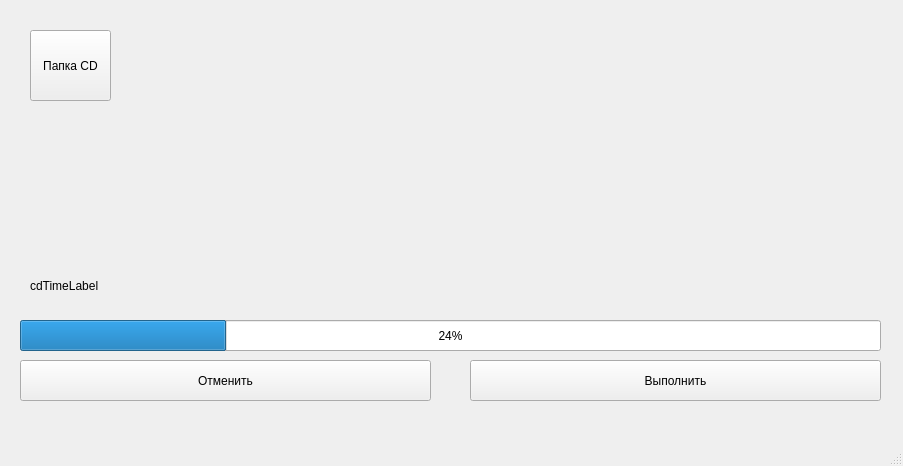
Before: the Qt Designer form CD/mainwindow.ui in vsavchenko2408/cpp, drawn with Qt 5.
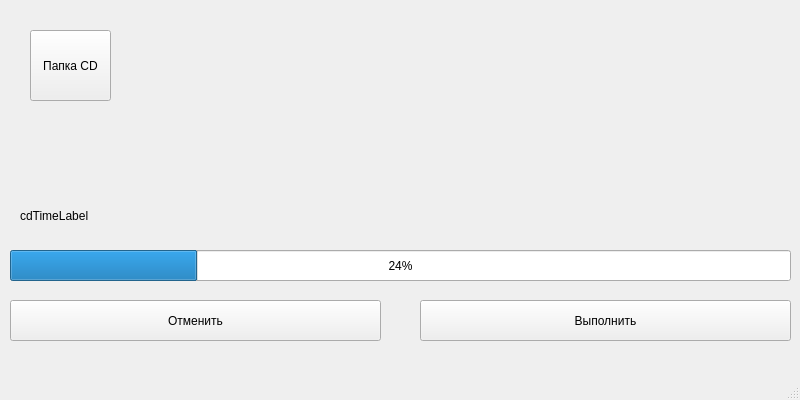
After: the same form once the commit is applied.

The edit to the form file:
```diff
--- a/CD/mainwindow.ui
+++ b/CD/mainwindow.ui
@@ -6,8 +6,8 @@
    <rect>
     <x>0</x>
     <y>0</y>
-    <width>903</width>
-    <height>466</height>
+    <width>800</width>
+    <height>400</height>
    </rect>
   </property>
   <property name="windowTitle">
@@ -17,9 +17,9 @@
    <widget class="QProgressBar" name="cdProgressBar">
     <property name="geometry">
      <rect>
-      <x>20</x>
-      <y>320</y>
-      <width>861</width>
+      <x>10</x>
+      <y>250</y>
+      <width>781</width>
       <height>31</height>
      </rect>
     </property>
@@ -30,9 +30,9 @@
    <widget class="QPushButton" name="Cancel">
     <property name="geometry">
      <rect>
-      <x>20</x>
-      <y>360</y>
-      <width>411</width>
+      <x>10</x>
+      <y>300</y>
+      <width>371</width>
       <height>41</height>
      </rect>
     </property>
@@ -43,9 +43,9 @@
    <widget class="QPushButton" name="action">
     <property name="geometry">
      <rect>
-      <x>470</x>
-      <y>360</y>
-      <width>411</width>
+      <x>420</x>
+      <y>300</y>
+      <width>371</width>
       <height>41</height>
      </rect>
     </property>
@@ -56,8 +56,8 @@
    <widget class="QLabel" name="cdTimeLabel">
     <property name="geometry">
      <rect>
-      <x>30</x>
-      <y>270</y>
+      <x>20</x>
+      <y>200</y>
       <width>171</width>
       <height>31</height>
      </rect>
@@ -89,7 +89,7 @@
      </rect>
     </property>
     <property name="text">
-     <string> </string>
+     <string/>
     </property>
     <property name="alignment">
      <set>Qt::AlignCenter</set>
```
Left out of the diff: 4 changed lines with no effect on the pictures.
